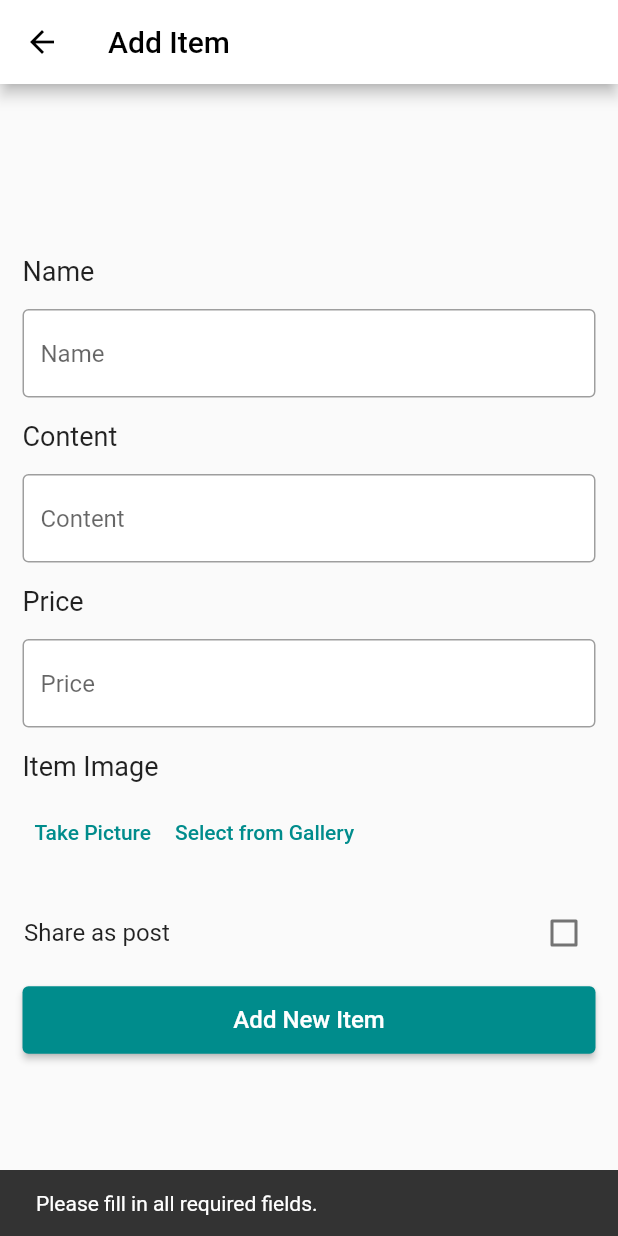
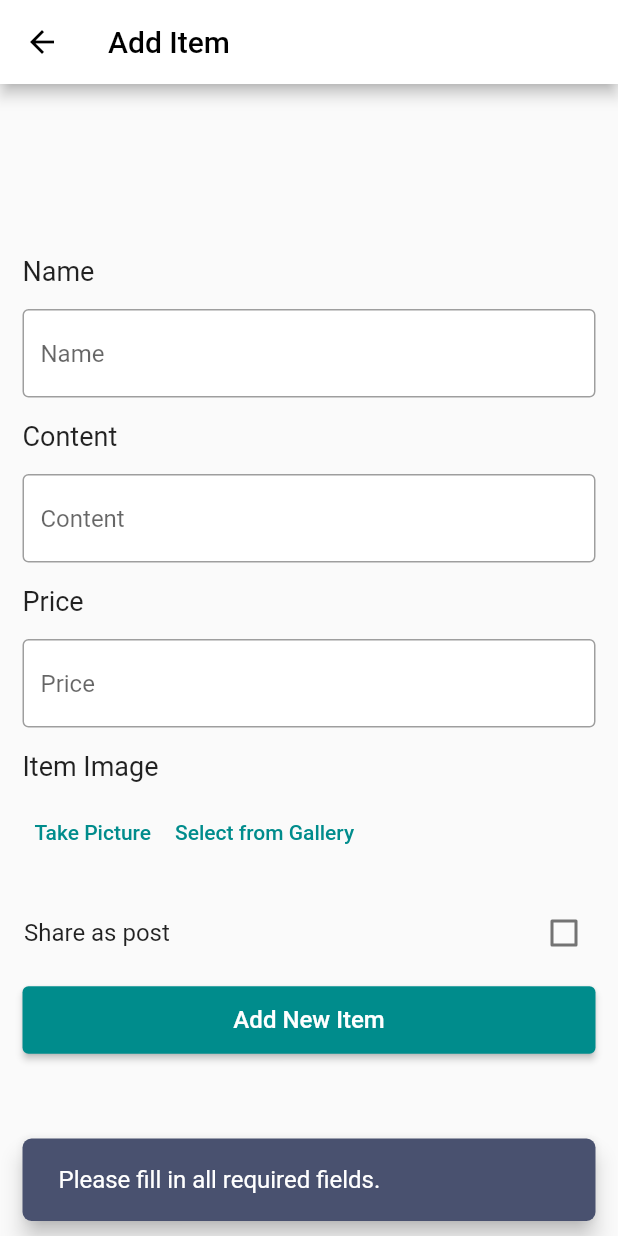
Before and after one commit to alidogangullu/project_mobile, a Flutter app: the AddCategoryItems screen opened directly with empty values, after a tap on "Add New Item", on a phone screen of 412 x 824 dp. Run offline on Flutter 3.47's test engine with Material 2 defaults, Android fonts, the phone set to English and light mode, and no system bars; our stand-ins replace cloud_firestore, firebase_auth, firebase_core, firebase_messaging, firebase_storage, flutter_image_compress and 10 more; missing offline and left inert: android_flutter_wifi, geoflutterfire2, mobile_scanner, place_picker, safe_device, simple_speed_dial and 1 more; accounts and stored records are empty.

Commit message:
Snackbar
Snacbar tasarımı değiştirildi w/Umut,Ali

```diff
--- a/lib/Manager/addCategoryItem.dart
+++ b/lib/Manager/addCategoryItem.dart
@@ -250,10 +250,9 @@ class _AddCategoryItemsState extends State<AddCategoryItems> {
 
                 Navigator.pop(context);
               } else {
-                const snackBar = SnackBar(
-                  content: Text('Please fill in all required fields.'),
+                ScaffoldMessenger.of(context).showSnackBar(
+                    customSnackBar('Please fill in all required fields.')
                 );
-                ScaffoldMessenger.of(context).showSnackBar(snackBar);
               }
             }),
           ],
--- a/lib/Manager/desktopApplicationConnection.dart
+++ b/lib/Manager/desktopApplicationConnection.dart
@@ -86,11 +86,11 @@ class DesktopAppConnectState extends State<DesktopAppConnect> {
       await FirebaseAuth.instance.sendPasswordResetEmail(email: _waiterEmail);
 
       ScaffoldMessenger.of(context).showSnackBar(
-        const SnackBar(content: Text('Password reset link sent successfully')),
+        customSnackBar('Password reset link sent successfully'),
       );
     } catch (e) {
       ScaffoldMessenger.of(context).showSnackBar(
-        SnackBar(content: Text('Error: ${e.toString()}')),
+        customSnackBar('Error: ${e.toString()}'),
       );
     } finally {
       setState(() {
--- a/lib/Manager/manageRestaurant.dart
+++ b/lib/Manager/manageRestaurant.dart
@@ -79,11 +79,9 @@ class _EditRestaurantMenuState extends State<EditRestaurantMenu> {
             label: 'Add Category Item',
             onPressed: () {
               if (selected.isEmpty) {
-                const snackBar = SnackBar(
-                  content: Text(
-                      'Please choose a category before adding a new item.'),
+                ScaffoldMessenger.of(context).showSnackBar(
+                    customSnackBar('Please choose a category before adding a new item.'),
                 );
-                ScaffoldMessenger.of(context).showSnackBar(snackBar);
               } else {
                 Navigator.push(
                   context,
--- a/lib/Manager/management.dart
+++ b/lib/Manager/management.dart
@@ -626,11 +626,9 @@ class _AddRestaurantState extends State<AddRestaurant> {
 
                               Navigator.pop(context);
                             } else {
-                              const snackBar = SnackBar(
-                                content:
-                                    Text('Please fill in all required fields.'),
+                              ScaffoldMessenger.of(context).showSnackBar(
+                                  customSnackBar("Please fill in all required fields.")
                               );
-                              ScaffoldMessenger.of(context).showSnackBar(snackBar);
                             }
                           },
                           child: const Text(
--- a/lib/Manager/qrGenerator.dart
+++ b/lib/Manager/qrGenerator.dart
@@ -131,7 +131,7 @@ class QRHomePage extends StatelessWidget {
                               children: [
                                 Expanded(
                                   flex: 1,
-                                  child: QrImageView(
+                                  child: QrImage(
                                       version: QrVersions.auto,
                                       data: qrCodeData),
                                 ),
--- a/lib/customWidgets.dart
+++ b/lib/customWidgets.dart
@@ -69,3 +69,20 @@ Widget menuButton(String text, void Function() onPressed, {Icon? icon}) {
     ),
   );
 }
+
+SnackBar customSnackBar(String message) {
+  return SnackBar(
+    content: Padding(
+      padding: const EdgeInsets.symmetric(horizontal: 8, vertical: 4),
+      child: Text(
+        message,
+        style: const TextStyle(fontSize: 16.0),
+      ),
+    ),
+    behavior: SnackBarBehavior.floating,
+    backgroundColor: const Color(0xFF49516F),
+    shape: RoundedRectangleBorder(
+      borderRadius: BorderRadius.circular(6),
+    ),
+  );
+}
```
Also changed, not shown: lib/Customer/order.dart (+3 -7 lines), lib/Customer/qrScanner.dart (+10 -24 lines), lib/Customer/restaurantMenu.dart (+8 -15 lines), lib/Customer/restaurantProfile.dart (+6 -6 lines), lib/Manager/newPost.dart (+3 -4 lines), lib/main.dart (line endings or trailing spaces).
